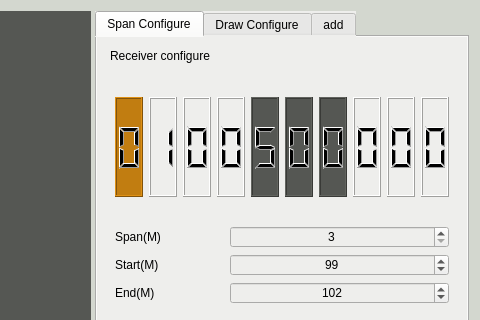
First picture: the form in inc/qt/main_widget.ui, repository JimZGChow/spectrum_v1, before the edit; both pictures show x 703 to 1183 and y 0 to 320 of the 1183 by 737 pixel window.
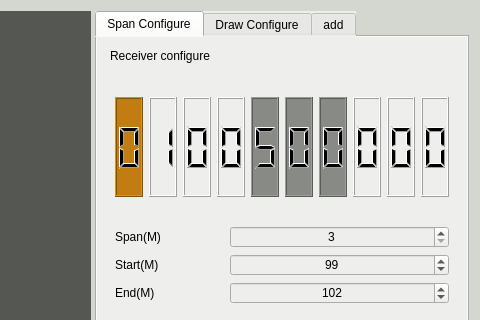
Second picture: the form after the edit. Custom widgets are drawn as their Qt base class.

The edit to the form file:
```diff
--- a/inc/qt/main_widget.ui
+++ b/inc/qt/main_widget.ui
@@ -231,7 +231,7 @@
                <item>
                 <widget class="QLCDNumber" name="lcdNumber_5">
                  <property name="styleSheet">
-                  <string notr="true">background-color: rgb(85, 87, 83);</string>
+                  <string notr="true">background-color: rgb(136, 138, 133);</string>
                  </property>
                  <property name="digitCount">
                   <number>1</number>
@@ -244,7 +244,7 @@
                <item>
                 <widget class="QLCDNumber" name="lcdNumber_4">
                  <property name="styleSheet">
-                  <string notr="true">background-color: rgb(85, 87, 83);</string>
+                  <string notr="true">background-color: rgb(136, 138, 133);</string>
                  </property>
                  <property name="digitCount">
                   <number>1</number>
@@ -254,7 +254,7 @@
                <item>
                 <widget class="QLCDNumber" name="lcdNumber_3">
                  <property name="styleSheet">
-                  <string notr="true">background-color: rgb(85, 87, 83);</string>
+                  <string notr="true">background-color: rgb(136, 138, 133);</string>
                  </property>
                  <property name="digitCount">
                   <number>1</number>
```
Left out of the diff: 3 changed lines with no effect on the pictures.
